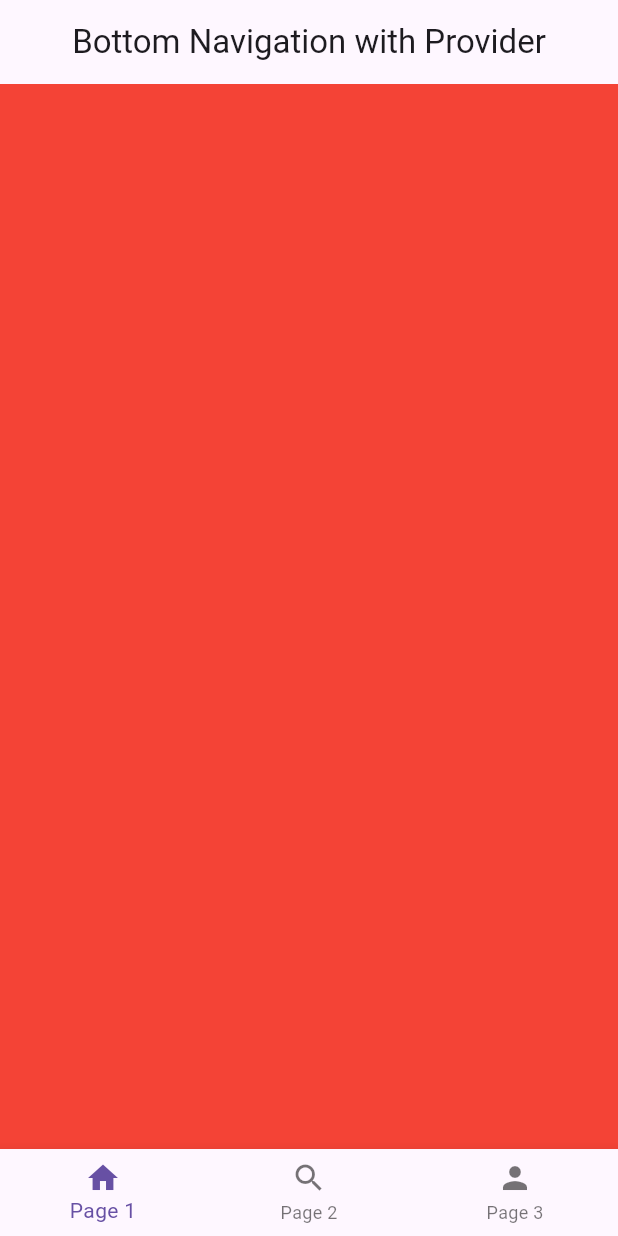
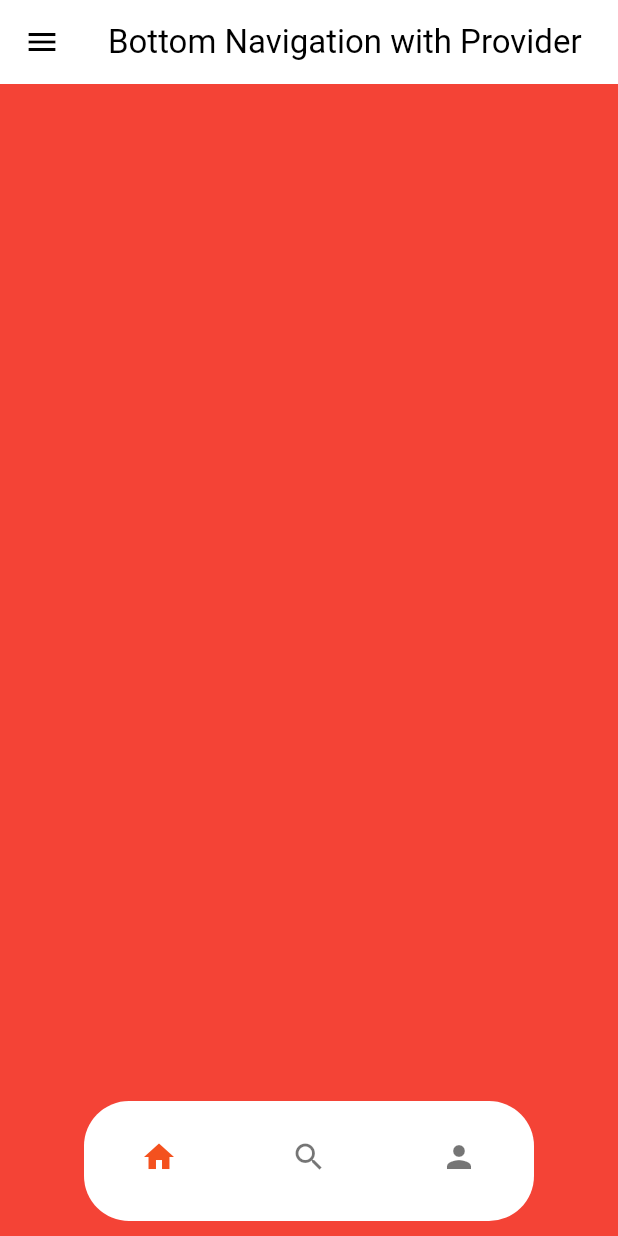
Before and after one commit to turt5/flutter_utils, a Flutter app: the screen it shows after launch, on a phone screen of 412 x 824 dp. Run offline on Flutter 3.47's test engine with Material 3 defaults, Android fonts, the phone set to English and light mode, and no system bars; our stand-ins replace blur.

Commit message:
initial commit

```diff
--- a/lib/main.dart
+++ b/lib/main.dart
@@ -1,8 +1,14 @@
 // main.dart
 
+import 'dart:ui';
+
+import 'package:blur/blur.dart';
 import 'package:flutter/material.dart';
+import 'package:flutter_tutorial2/myDrawer.dart';
+import 'package:flutter_tutorial2/theme_provider.dart';
 import 'package:provider/provider.dart';
 import 'navigation_provider.dart';
+
 void main() {
   runApp(MyApp());
 }
@@ -10,14 +16,20 @@ void main() {
 class MyApp extends StatelessWidget {
   @override
   Widget build(BuildContext context) {
-    return ChangeNotifierProvider(
-      create: (context) => NavigationProvider(),
-      child: MaterialApp(
+    return MultiProvider(
+      providers: [
+        ChangeNotifierProvider(create: (context) => NavigationProvider()),
+        ChangeNotifierProvider(create: (context) => ThemeProvider())
+      ],
+      child: Builder(
+        builder: (context) {
+          // Use the builder function to get a new context
+          return MaterialApp(
             title: 'Flutter Bottom Navigation with Provider',
-        theme: ThemeData(
-          primarySwatch: Colors.blue,
-        ),
+            theme: Provider.of<ThemeProvider>(context).themeData,
             home: MyHomePage(),
+          );
+        },
       ),
     );
   }
@@ -27,16 +39,37 @@ class MyHomePage extends StatelessWidget {
   @override
   Widget build(BuildContext context) {
     return Scaffold(
+      drawer: MyDrawer(),
       appBar: AppBar(
         centerTitle: true,
         title: Text('Bottom Navigation with Provider'),
       ),
       body: _buildPage(context),
-      bottomNavigationBar: BottomNavigationBar(
-        currentIndex: Provider.of<NavigationProvider>(context).currentIndex,
+      floatingActionButton: Container(
+        width: 300,
+        height: 80,
+        margin: EdgeInsets.only(bottom: 10),
+        child: ClipRRect(
+          borderRadius: BorderRadius.circular(30),
+          child: BackdropFilter(
+            filter: ImageFilter.blur(
+                sigmaX: 10,
+                sigmaY: 10), // Adjust the sigma values for the blur effect
+            child: Container(
+              decoration: BoxDecoration(
+                color: Colors.white
+                    .withOpacity(0.5), // Adjust the opacity and color as needed
+                borderRadius: BorderRadius.circular(30),
+              ),
+              child: BottomNavigationBar(
+                currentIndex:
+                    Provider.of<NavigationProvider>(context).currentIndex,
                 onTap: (index) {
-          Provider.of<NavigationProvider>(context, listen: false).changeIndex(index);
+                  Provider.of<NavigationProvider>(context, listen: false)
+                      .changeIndex(index);
                 },
+                showSelectedLabels: false,
+                showUnselectedLabels: false,
                 items: const [
                   BottomNavigationBarItem(
                     icon: Icon(Icons.home),
@@ -52,6 +85,11 @@ class MyHomePage extends StatelessWidget {
                   ),
                 ],
               ),
+            ),
+          ),
+        ),
+      ),
+      floatingActionButtonLocation: FloatingActionButtonLocation.centerDocked,
     );
   }
 
@@ -74,7 +112,8 @@ class Page1 extends StatelessWidget {
 
   @override
   Widget build(BuildContext context) {
-    return SafeArea(child: Container(
+    return SafeArea(
+        child: Container(
       color: Colors.red,
     ));
   }
@@ -85,7 +124,8 @@ class Page2 extends StatelessWidget {
 
   @override
   Widget build(BuildContext context) {
-    return SafeArea(child: Container(
+    return SafeArea(
+        child: Container(
       color: Colors.blue,
     ));
   }
@@ -96,7 +136,8 @@ class Page3 extends StatelessWidget {
 
   @override
   Widget build(BuildContext context) {
-    return SafeArea(child: Container(
+    return SafeArea(
+        child: Container(
       color: Colors.yellow,
     ));
   }
--- a/pubspec.yaml
+++ b/pubspec.yaml
@@ -39,6 +39,7 @@ dependencies:
   sqflite: ^2.3.0
   path: ^1.8.3
   sqflite_common_ffi: ^2.3.2
+  blur: ^3.1.0
 
 dev_dependencies:
   flutter_test:
```
Also changed, not shown: pubspec.lock. Lines whose indentation alone changed are shown as unchanged.
